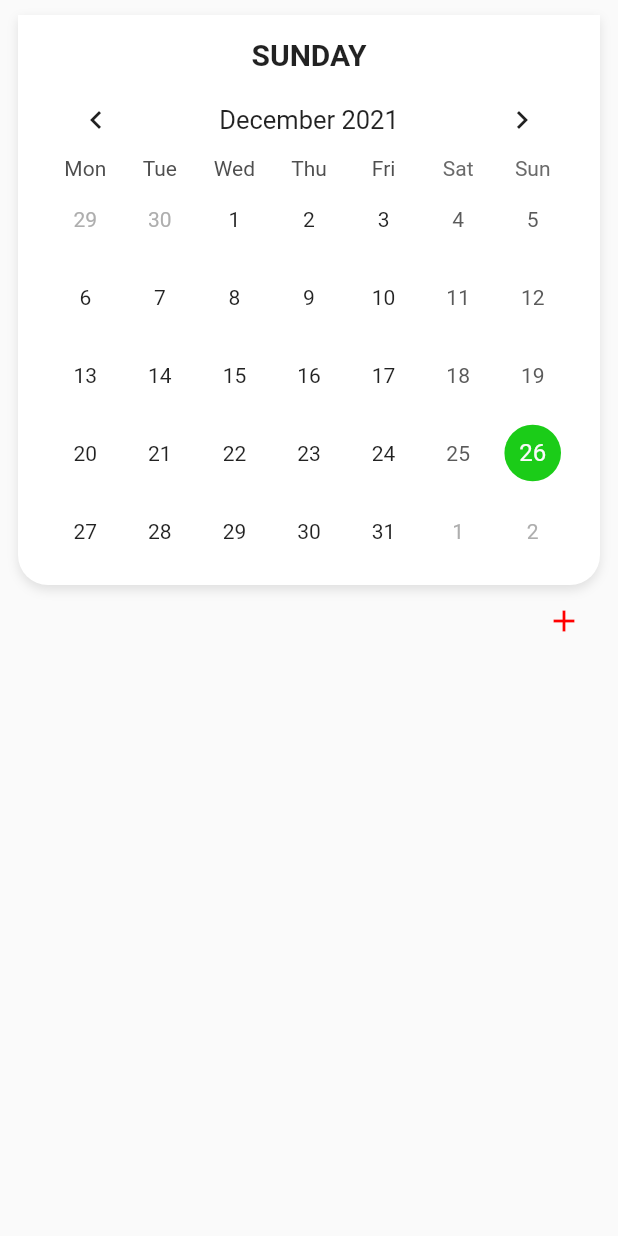
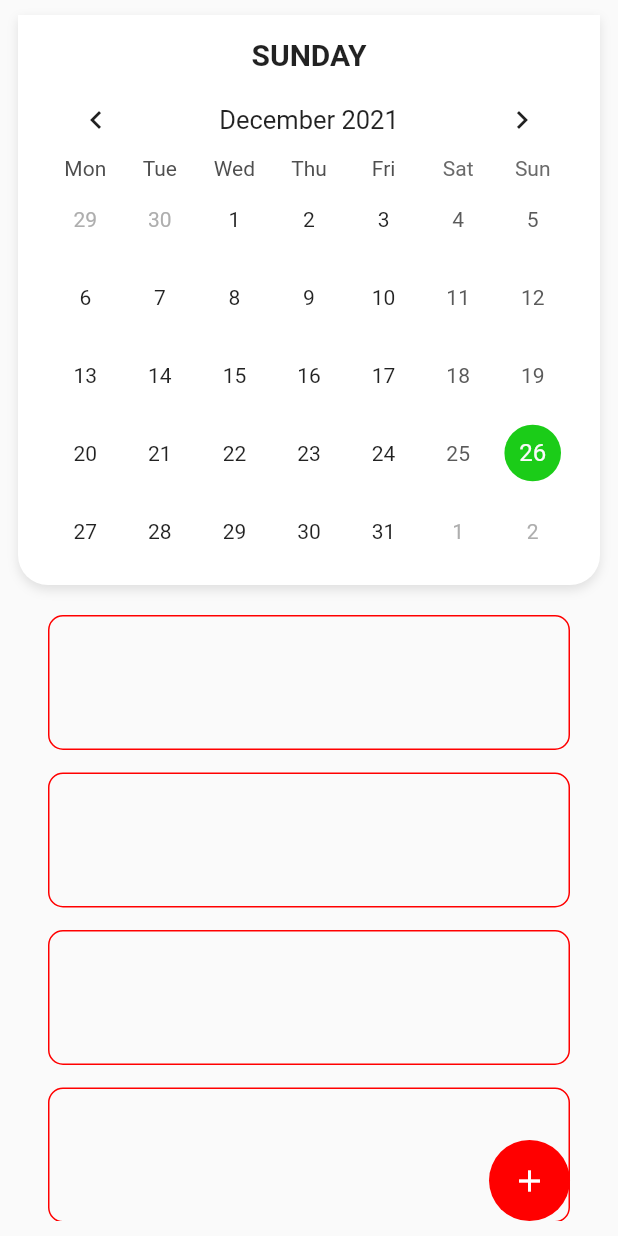
Before and after one commit to b201lab/b201-app, a Flutter app: the ScheduleScreen widget shown alone on an empty page, opened directly, on a phone screen of 412 x 824 dp. Run offline on Flutter 3.47's test engine with Material 2 defaults, Android fonts, the phone set to English and light mode, and no system bars; drawn by our look-alikes of table_calendar; our stand-ins replace bubble_tab_indicator, get, getwidget, image_picker; network calls fail.

Commit message:
add absent button

```diff
--- a/lib/navigation/bottom_navigation.dart
+++ b/lib/navigation/bottom_navigation.dart
@@ -1,5 +1,4 @@
 import 'package:flutter/material.dart';
-import 'package:flutter/widgets.dart';
 
 class BottomNavigation extends StatelessWidget {
   BottomNavigation({
--- a/lib/screens/home/article_detail.dart
+++ b/lib/screens/home/article_detail.dart
@@ -65,9 +65,7 @@ class _ArticleDetailState extends State<ArticleDetail> {
                   },
                 ).toList(),
                 onPageChanged: (index) {
-                  setState(() {
-                    index;
-                  });
+                  setState(() => index);
                 },
               ),
               SizedBox(height: 20),
--- a/lib/screens/home/home_screen.dart
+++ b/lib/screens/home/home_screen.dart
@@ -334,9 +334,7 @@ class _TabContentState extends State<TabContent> {
                   },
                 ).toList(),
                 onPageChanged: (index) {
-                  setState(() {
-                    index;
-                  });
+                  setState(() => index);
                 },
               ),
               SizedBox(height: 15),
--- a/lib/screens/schedule/absent_screen.dart
+++ b/lib/screens/schedule/absent_screen.dart
@@ -1,7 +1,4 @@
-import 'package:flutter/cupertino.dart';
 import 'package:flutter/material.dart';
-import 'package:flutter/painting.dart';
-import 'package:flutter/widgets.dart';
 
 class AbsentScreen extends StatefulWidget {
   const AbsentScreen({ Key? key }) : super(key: key);
--- a/lib/screens/schedule/calendar.dart
+++ b/lib/screens/schedule/calendar.dart
@@ -1,4 +1,5 @@
 import 'package:b201_app/components/components.dart';
+import 'package:b201_app/screens/schedule/absent_screen.dart';
 import 'package:b201_app/screens/schedule/events.dart';
 import 'package:flutter/material.dart';
 import 'package:table_calendar/table_calendar.dart';
@@ -51,12 +52,47 @@ class _CalendarState extends State<Calendar> {
           ),
           child: Column(
             children: [
+              Row(
+                mainAxisAlignment: MainAxisAlignment.center,
+                crossAxisAlignment: CrossAxisAlignment.center,
+                children: [
                   Text(
                     DateFormat('EEEE').format(_selectedDay).toUpperCase(),
                     style: TextStyle(
                       fontSize: 20,
                       fontWeight: FontWeight.bold,
                     ),
+                  ),
+                  // InkWell(
+                  //   onTap: () {
+                  //     Navigator.push(context, MaterialPageRoute(builder: (_) {
+                  //       return AbsentScreen();
+                  //     }));
+                  //   },
+                  //   child: Container(
+                  //     padding:
+                  //         EdgeInsets.symmetric(horizontal: 15, vertical: 5),
+                  //     alignment: Alignment.center,
+                  //     decoration: BoxDecoration(
+                  //       color: primaryColor,
+                  //       borderRadius: BorderRadius.circular(50),
+                  //     ),
+                  //     child: Row(
+                  //       children: [
+                  //         Icon(
+                  //           Icons.add,
+                  //           color: Colors.white,
+                  //         ),
+                  //         SizedBox(width: 5),
+                  //         Text(
+                  //           'Add Event',
+                  //           style: TextStyle(color: Colors.white),
+                  //         )
+                  //       ],
+                  //     ),
+                  //   ),
+                  // ),
+                ],
               ),
               TableCalendar(
                 focusedDay: _focusedDay,
--- a/lib/screens/schedule/schedule_screen.dart
+++ b/lib/screens/schedule/schedule_screen.dart
@@ -13,16 +13,52 @@ class ScheduleScreen extends StatelessWidget {
       child: Column(
         children: [
           Calendar(),
-          Align(
-            alignment: Alignment.bottomRight,
-            child: IconButton(
-              onPressed: () {
-                Navigator.push(context, MaterialPageRoute(builder: (_) {
-                  return AbsentScreen();
-                }));
-              },
-              icon: Icon(Icons.add),
-              color: primaryColor,
+          SizedBox(height: 20),
+          Expanded(
+            child: Padding(
+              padding: const EdgeInsets.symmetric(horizontal: 20),
+              child: Stack(
+                children: [
+                  // Add Event Button
+                  Align(
+                    alignment: Alignment.bottomRight,
+                    child: InkWell(
+                      onTap: () {
+                        Navigator.push(
+                            context,
+                            MaterialPageRoute(
+                                builder: (context) => AbsentScreen()));
+                      },
+                      child: Container(
+                        padding: EdgeInsets.all(15),
+                        decoration: BoxDecoration(
+                          color: primaryColor,
+                          borderRadius: BorderRadius.circular(50),
+                        ),
+                        child: Icon(
+                          Icons.add,
+                          color: Colors.white,
+                        ),
+                      ),
+                    ),
+                  ),
+                  // List Events
+                  ListView(
+                    children: [
+                      for (var i = 5; i < 10; i++)
+                        Container(
+                          margin: EdgeInsets.only(bottom: 15),
+                          width: double.infinity,
+                          height: 90,
+                          decoration: BoxDecoration(
+                            border: Border.all(color: primaryColor),
+                            borderRadius: BorderRadius.circular(10),
+                          ),
+                        ),
+                    ],
+                  )
+                ],
+              ),
             ),
           )
         ],
```
Also changed, not shown: pubspec.lock. Lines whose indentation alone changed are shown as unchanged.
